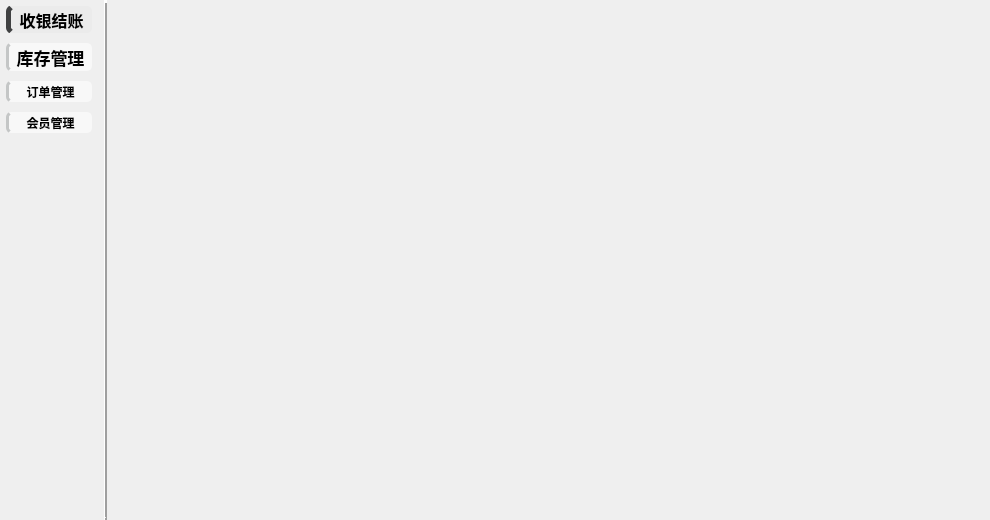
Above: view/page/pagemain.ui from ylxcvvan/Supermarket-Commodity-Management-System before the change. Below: the same form after it.
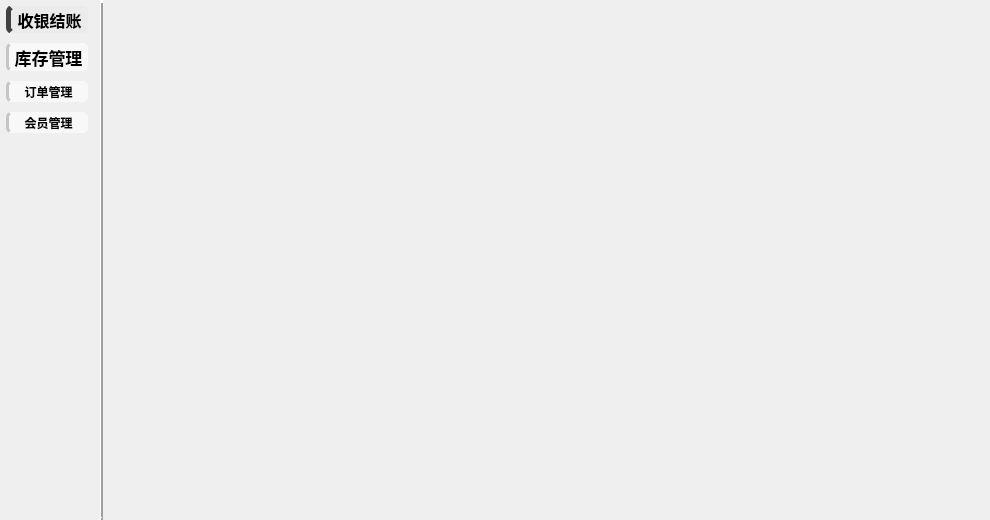
That is the form after the change. Icons and pictures are not drawn. Custom widgets are drawn as their Qt base class.

Commit message: 修复了在窗口与最小大小时，向增加窗口大小导致的窗口高度变化的bug

Diff of the .ui file:
```diff
--- a/view/page/pagemain.ui
+++ b/view/page/pagemain.ui
@@ -13,7 +13,7 @@
   <property name="windowTitle">
    <string>Form</string>
   </property>
-  <layout class="QHBoxLayout" name="horizontalLayout" stretch="1,0,9">
+  <layout class="QHBoxLayout" name="horizontalLayout" stretch="1,0,14">
    <property name="leftMargin">
     <number>0</number>
    </property>
```
